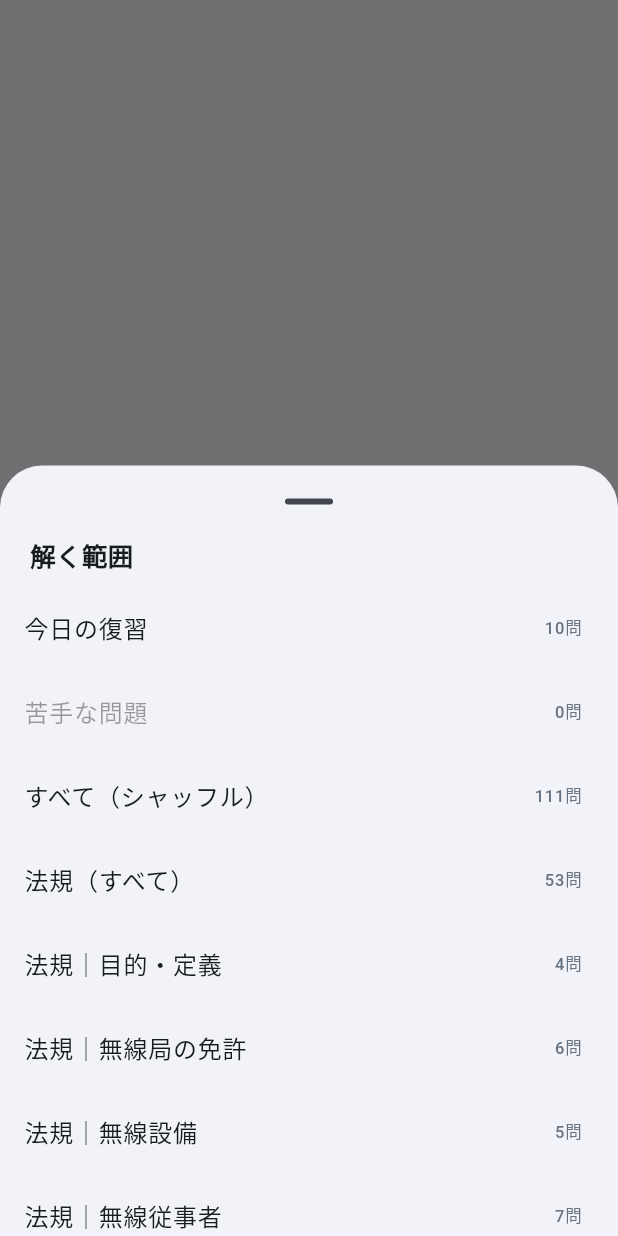
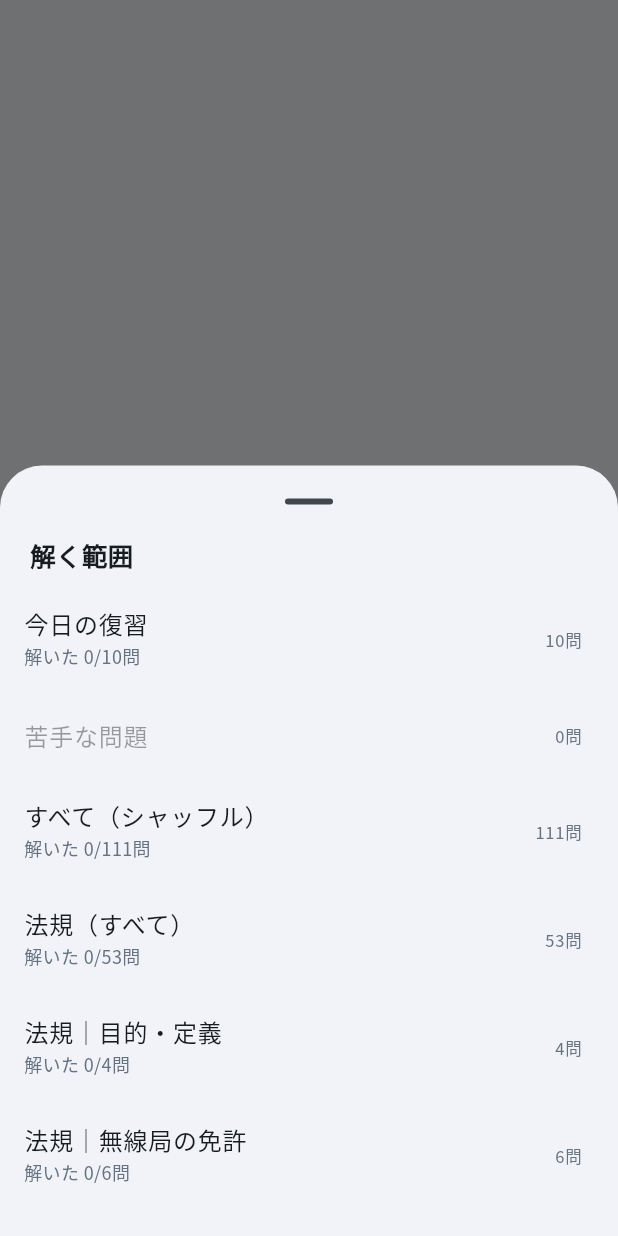
Before and after one commit to galmi051-source/ama4_study, a Flutter app: what showRangeSheet() shows on an empty page, opened directly with empty values, on a phone screen of 412 x 824 dp. Run offline on Flutter 3.47's test engine with Material 3 defaults, Android fonts, the phone set to English and light mode, and no system bars; our stand-ins replace audioplayers, flutter_tts, shared_preferences, wakelock_plus; missing offline and left inert: dart:js_interop; accounts and stored records are empty.

Commit message:
分野別の進み具合を表示、日本語フォント同梱、CanvasKit をローカル読み込みに
- 分野を選んで解く：ホームと範囲選択に「前回どこまで」「解いた x/y問」を表示、未学習の問題を先に出す
- Noto Sans JP のサブセットを同梱（オフラインで文字が出るように）
- CanvasKit を CDN でなく同梱版から読む（オフライン起動の確実化）

Co-Authored-By: Claude Opus 5 <noreply@anthropic.com>

```diff
--- a/lib/app_state.dart
+++ b/lib/app_state.dart
@@ -52,13 +52,22 @@ class AppState extends ChangeNotifier {
     return list;
   }
 
+  /// まだ解いていない問題を先に、解いたことのある問題を後に（それぞれシャッフル）。
+  /// 途中でやめても、次に開いたときに続きから未学習の問題が出る。
   List<Question> subjectSet(String subject, {String? category}) {
     final list = repo
         .bySubject(subject)
         .where((q) => category == null || q.category == category)
         .toList();
-    list.shuffle();
-    return list;
+    final fresh = list.where((q) => store.stat(q.id).isNew).toList()..shuffle();
+    final seen = list.where((q) => !store.stat(q.id).isNew).toList()..shuffle();
+    return [...fresh, ...seen];
+  }
+
+  /// 「分野を選んで解く」の進み具合を記録（ホームと範囲選択に表示）
+  void markRange(String label, int done, int total) {
+    store.setLastRange(label, done, total);
+    notifyListeners();
   }
 
   /// 12問出題されたら何割取れそうか（0〜1）。未学習は4択の当てずっぽう＝0.25。
--- a/lib/screens/home_screen.dart
+++ b/lib/screens/home_screen.dart
@@ -73,7 +73,9 @@ class HomeScreen extends StatelessWidget {
           _ActionTile(
             icon: Icons.list_alt_rounded,
             title: '分野を選んで解く',
-            subtitle: '法規・無線工学の分野ごと',
+            subtitle: app.store.lastRange == null
+                ? '法規・無線工学の分野ごと'
+                : '前回：${app.store.lastRange}　${app.store.lastRangeDone}/${app.store.lastRangeTotal}問まで',
             onTap: () => showRangeSheet(context, listen: false),
           ),
           _ActionTile(
@@ -227,7 +229,20 @@ void showRangeSheet(BuildContext context, {required bool listen}) {
           for (final (label, qs) in entries)
             ListTile(
               enabled: qs.isNotEmpty,
+              selected: !listen && label == app.store.lastRange,
+              selectedTileColor: const Color(0xFFFFF6E5),
               title: Text(label),
+              // 分野別：解いたことのある問題数と、前回どこまで進んだか
+              subtitle: listen || qs.isEmpty
+                  ? null
+                  : Text(
+                      '解いた ${app.store.doneCount(qs.map((q) => q.id))}/${qs.length}問'
+                      '${label == app.store.lastRange ? '　← 前回ここまで（${app.store.lastRangeDone}/${app.store.lastRangeTotal}問目）' : ''}',
+                      style: TextStyle(
+                          fontSize: 12,
+                          color: label == app.store.lastRange
+                              ? AppColors.ink
+                              : AppColors.muted)),
               trailing: Text('${qs.length}問',
                   style: const TextStyle(color: AppColors.muted)),
               onTap: () {
@@ -236,7 +251,8 @@ void showRangeSheet(BuildContext context, {required bool listen}) {
                   context,
                   listen
                       ? ListenScreen(questions: qs, title: label)
-                      : QuizScreen(questions: qs, title: label),
+                      : QuizScreen(
+                          questions: qs, title: label, trackRange: true),
                 );
               },
             ),
--- a/lib/theme.dart
+++ b/lib/theme.dart
@@ -23,6 +23,7 @@ ThemeData buildTheme() {
   );
   return ThemeData(
     useMaterial3: true,
+    fontFamily: 'NotoSansJP',
     colorScheme: scheme,
     scaffoldBackgroundColor: AppColors.paper,
     appBarTheme: const AppBarTheme(
```
Also changed, not shown: lib/screens/quiz_screen.dart (+11 -1 lines), lib/services/progress_store.dart (+33 -2 lines), pubspec.yaml (+7 -0 lines), 5 other files.
